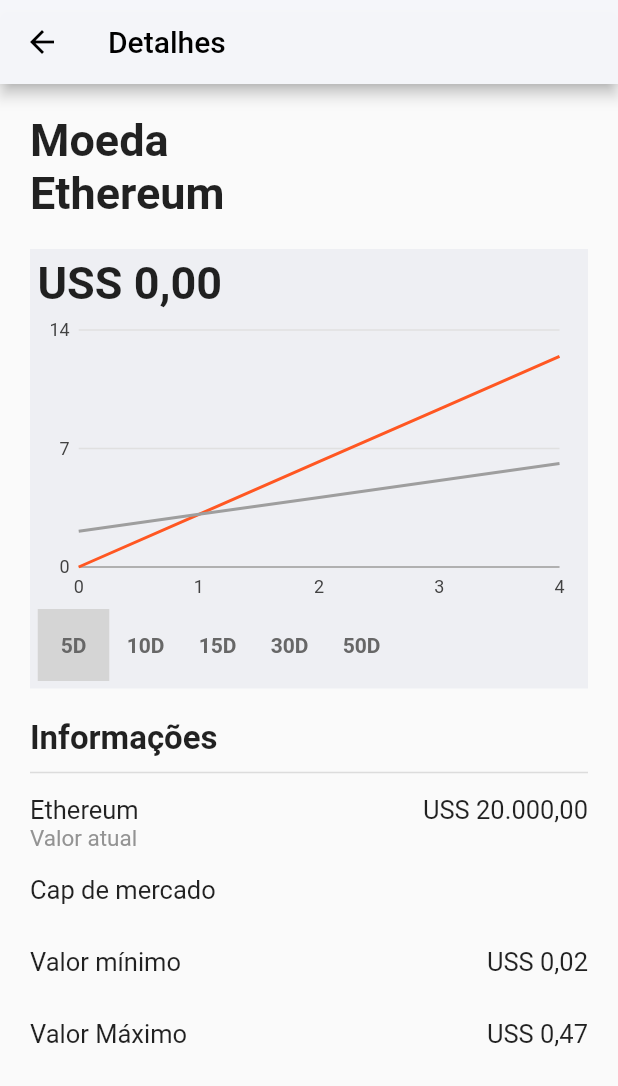
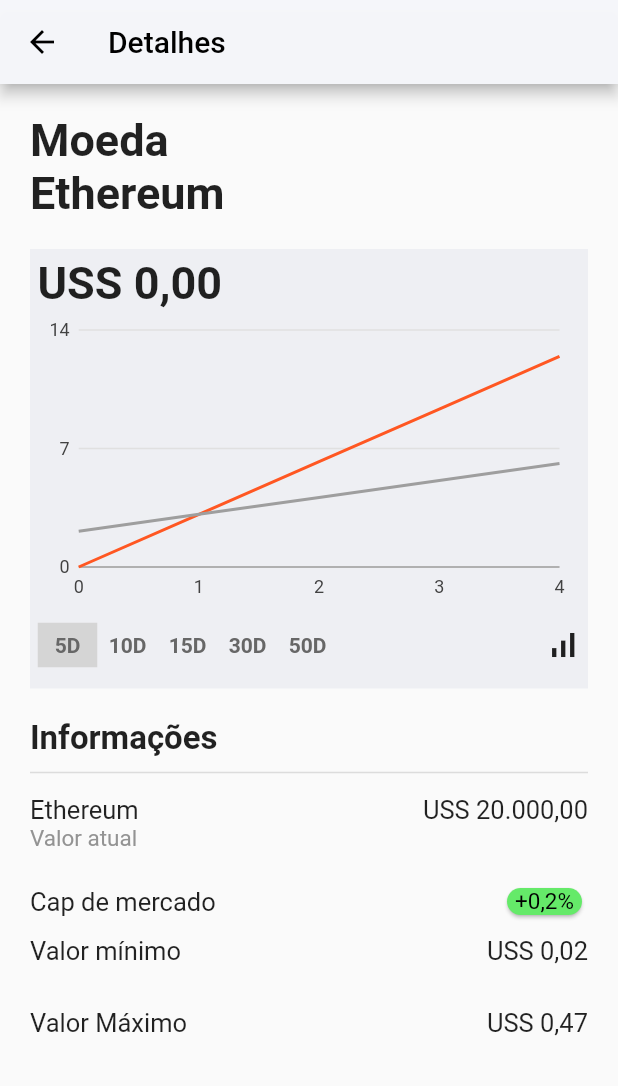
Before and after one commit to dannestulla/FlutterEverest, a Flutter app: the screen it shows after launch, after a tap on "ETH", on a phone screen of 412 x 824 dp. Shown: the top 1086 px of the screen. Run offline on Flutter 3.47's test engine with Material 2 defaults, Android fonts, the phone set to English and light mode, and no system bars; our stand-ins replace charts_flutter, flutter_riverpod.

Commit message:
feat: layout changes

```diff
--- a/lib/screen_components/bottom_navigation.dart
+++ b/lib/screen_components/bottom_navigation.dart
@@ -1,19 +1,21 @@
 import 'package:flutter/material.dart';
+
+import '../utils/strings.dart';
 
 Widget bottomNavigation() {
   return BottomNavigationBar(
       items: const <BottomNavigationBarItem>[
         BottomNavigationBarItem(
           icon: Icon(Icons.home),
-          label: 'Home',
+          label: Strings.home,
         ),
         BottomNavigationBarItem(
           icon: Icon(Icons.wallet),
-          label: 'Carteiras',
+          label: Strings.carteiras,
         ),
         BottomNavigationBarItem(
           icon: Icon(Icons.settings_input_component_outlined),
-          label: 'Movimentações',
+          label: Strings.movimentacoes,
         ),
       ],
       currentIndex: 1,
--- /dev/null
+++ b/lib/screen_components/chart_type_button.dart
@@ -0,0 +1,5 @@
+import 'package:flutter/material.dart';
+
+Widget chartTypeButton() {
+  return const Icon(Icons.signal_cellular_alt);
+}
--- a/lib/screen_components/cripto_chart.dart
+++ b/lib/screen_components/cripto_chart.dart
@@ -3,7 +3,8 @@ import 'package:charts_flutter/flutter.dart' as charts;
 import 'package:flutter/material.dart';
 import 'package:listagem_cripto/utils/extention_functions.dart';
 
-import '../mock_chart_data.dart';
+import '../utils/mock_chart_data.dart';
+import 'chart_type_button.dart';
 import 'days_filter.dart';
 
 class CriptoChart extends StatefulWidget {
@@ -29,11 +30,17 @@ class _CriptoChartState extends State<CriptoChart> {
               height: 200,
               width: 500,
               child: charts.LineChart(seriesList2, animate: animate2)),
-          DaysFilterButtons(daysCallback: (dias) {
-            setState(() {
-              seriesList2 = createCriptoData(dias.convertToInteger());
-            });
-          })
+          Row(
+            children: [
+              DaysFilterButtons(daysCallback: (dias) {
+                setState(() {
+                  seriesList2 = createCriptoData(dias.convertToInteger());
+                });
+              }),
+              const Spacer(),
+              chartTypeButton()
+            ],
+          )
         ]));
   }
 }
--- a/lib/screen_components/days_filter.dart
+++ b/lib/screen_components/days_filter.dart
@@ -19,8 +19,8 @@ class DaysFilterButtonsState extends State<DaysFilterButtons> {
 
   @override
   Widget build(BuildContext context) {
-    return SizedBox(
-      child: ToggleButtons(
+    return ToggleButtons(
+      constraints: const BoxConstraints(minHeight: 30, minWidth: 40),
       children: <Widget>[
         DaysSelected.fiveDays.toText(),
         DaysSelected.tenDays.toText(),
@@ -45,7 +45,7 @@ class DaysFilterButtonsState extends State<DaysFilterButtons> {
         });
       },
       isSelected: isSelected,
-    ));
+    );
   }
 }
 
--- a/lib/screen_components/details_row.dart
+++ b/lib/screen_components/details_row.dart
@@ -1,20 +1,32 @@
 import 'package:flutter/material.dart';
+import 'package:listagem_cripto/screen_components/percentage_indicator.dart';
 
 import '../utils/styles.dart';
 
-Widget detailsRow({String? title, String? value, String? subTitle}) {
+Widget detailsRow({String title = "", String value = "", String subTitle = ""}) {
   return Padding(
       padding: const EdgeInsets.symmetric(vertical: 5),
       child: Column(
         children: [
           Row(children: [
-            Text(title ?? "", style: CustomTextStyle.rowText),
+            Text(title, style: CustomTextStyle.rowText),
             const Spacer(),
-            Text(value ?? "", style: CustomTextStyle.rowText)
+            Text(value, style: CustomTextStyle.rowText)
           ]),
           Row(
-            children: [Text(subTitle ?? "", style: CustomTextStyle.subTitle)],
+            children: [Text(subTitle, style: CustomTextStyle.subTitle)],
           )
         ],
       ));
 }
+
+Widget detailsRowPercent({String? percentage, String? title}) {
+  return Padding(
+    padding: const EdgeInsets.symmetric(vertical: 5),
+    child: Row(children: [
+      Text(title ?? "", style: CustomTextStyle.rowText),
+      const Spacer(),
+      percentageIndicator(percentage)
+    ]),
+  );
+}
--- a/lib/screen_components/percentage_ball.dart
+++ b/lib/screen_components/percentage_indicator.dart
@@ -1,18 +1,17 @@
 import 'package:flutter/material.dart';
-import 'package:listagem_cripto/screens/list_screen.dart';
 
-Widget percentageIndicator(String percentage) {
+Widget percentageIndicator(String? percentage) {
   return Card(
       shape: RoundedRectangleBorder(
         borderRadius: BorderRadius.circular(40),
       ),
       color: percentage.toString().contains('-')
-          ? Colors.deepOrange
-          : Colors.green,
+          ? const Color.fromARGB(255, 255, 118, 118)
+          : const Color.fromARGB(255, 101, 234, 105),
       child: SizedBox(
           height: 18,
           width: 50,
           child: Text(percentage.toString(),
               textAlign: TextAlign.center,
-              style: const TextStyle(fontSize: 16, color: Colors.black))));
+              style: const TextStyle(fontSize: 15, color: Colors.black))));
 }
--- a/lib/screens/cripto_screen.dart
+++ b/lib/screens/cripto_screen.dart
@@ -22,7 +22,7 @@ class SelectedCriptoScreen extends StatelessWidget {
             child: Column(
               crossAxisAlignment: CrossAxisAlignment.start,
               children: [
-                Text(Strings.moeda +"\n" + args.criptos.currencyName,
+                Text(Strings.moeda + "\n" + args.criptos.currencyName,
                     style: CustomTextStyle.titleBold),
                 const SizedBox(height: 20),
                 const CriptoChart(),
@@ -38,9 +38,9 @@ class SelectedCriptoScreen extends StatelessWidget {
                     title: Strings.ethereum,
                     value: Strings.vinteMil,
                     subTitle: Strings.valorAtual),
-                const SizedBox(height: 5),
-                detailsRow(
-                  title: Strings.capDeMercado),
+                const SizedBox(height: 10),
+                detailsRowPercent(
+                    title: Strings.capDeMercado, percentage: "+0,2%"),
                 detailsRow(
                     title: Strings.valorMinimo, value: Strings.doisCents),
                 detailsRow(
--- a/lib/screens/list_screen.dart
+++ b/lib/screens/list_screen.dart
@@ -1,5 +1,5 @@
 import 'package:flutter/material.dart';
-import 'package:listagem_cripto/screen_components/percentage_ball.dart';
+import 'package:listagem_cripto/screen_components/percentage_indicator.dart';
 import 'package:listagem_cripto/screens/cripto_screen.dart';
 
 import '../screen_components/bottom_navigation.dart';
--- a/lib/utils/strings.dart
+++ b/lib/utils/strings.dart
@@ -1,4 +1,3 @@
-
 class Strings {
   static const detalhes = "Detalhes";
   static const moeda = "Moeda";
@@ -11,4 +10,7 @@ class Strings {
   static const vinteMil = "USS 20.000,00";
   static const doisCents = "USS 0,02";
   static const quatroSete = "USS 0,47";
+  static const home = "Home";
+  static const carteiras = "Carteiras";
+  static const movimentacoes = "Movimentações";
 }
```
Also changed, not shown: lib/utils/mock_chart_data.dart (line endings or trailing spaces).
